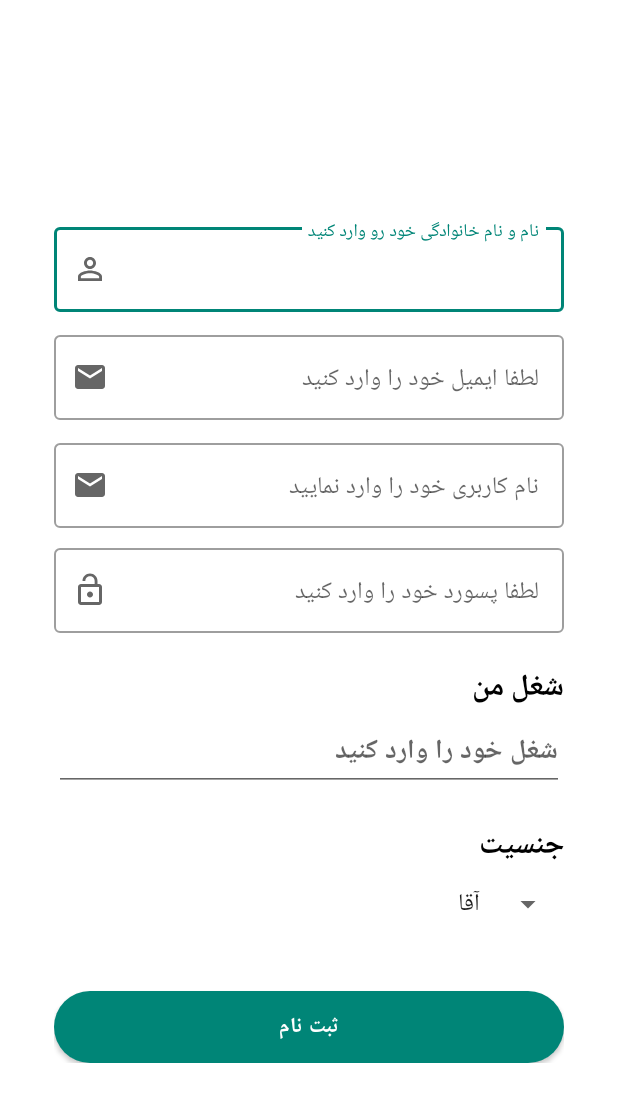
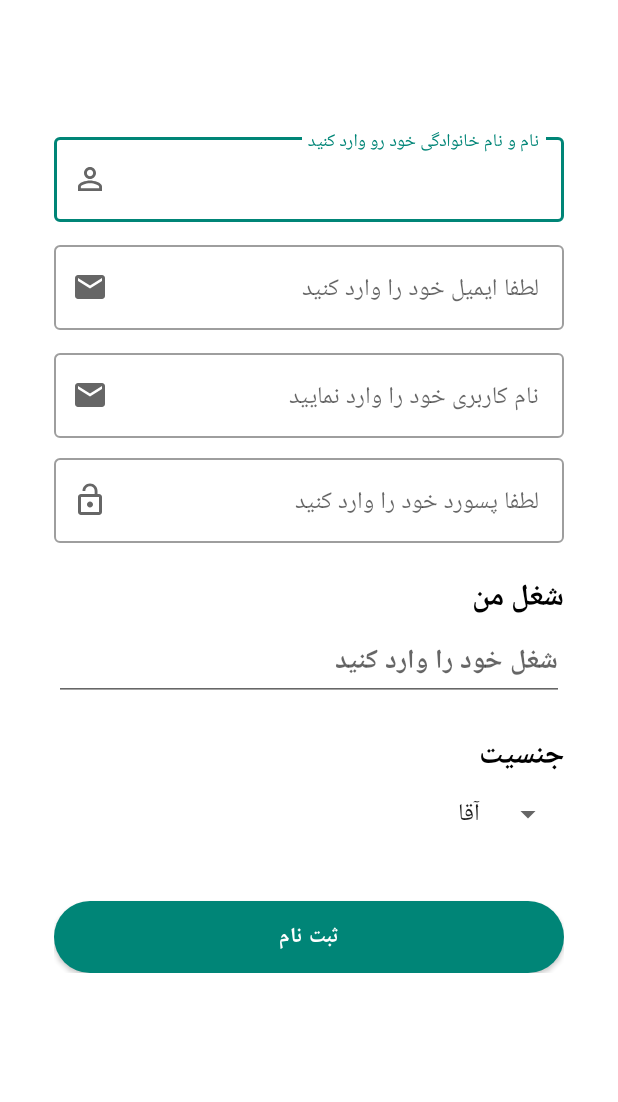
Before and after one commit to shivasanayi/JobBank, an Android app: the Register screen opened directly, with no data from a screen before it, on a phone screen of 412 x 824 dp. Shown: the top 1102 px of the screen. Run offline under Robolectric (Android 15) with nearby library versions, the phone set to English and light mode, and no system bars; our stand-ins replace Volley.

Commit message:
Fix Ui Problem
Fix Ui Size

```diff
--- a/Project Android/app/src/main/res/layout/activity_login.xml
+++ b/Project Android/app/src/main/res/layout/activity_login.xml
@@ -42,7 +42,7 @@
         <com.google.android.material.textfield.TextInputLayout
             android:layout_width="match_parent"
             android:gravity="center_vertical"
-            android:layout_marginTop="110dp"
+            android:layout_marginTop="20dp"
             style="@style/Widget.MaterialComponents.TextInputLayout.OutlinedBox"
             app:startIconDrawable="@drawable/ic_baseline_email_24"
             android:layout_height="wrap_content">
--- a/Project Android/app/src/main/res/layout/activity_sabtenam.xml
+++ b/Project Android/app/src/main/res/layout/activity_sabtenam.xml
@@ -20,7 +20,7 @@
 
             android:layout_width="match_parent"
             android:gravity="center_vertical"
-            android:layout_marginTop="110dp"
+            android:layout_marginTop="50dp"
             style="@style/Widget.MaterialComponents.TextInputLayout.OutlinedBox"
             app:startIconDrawable="@drawable/ic_baseline_person_outline_24"
             android:layout_height="wrap_content">
```
